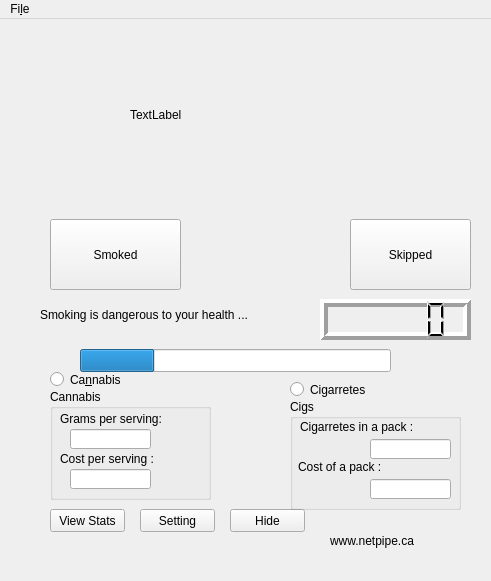
This is mainwindow.ui in netpipe/QSatisfy as Qt 5 draws it before an edit. The edited form follows.
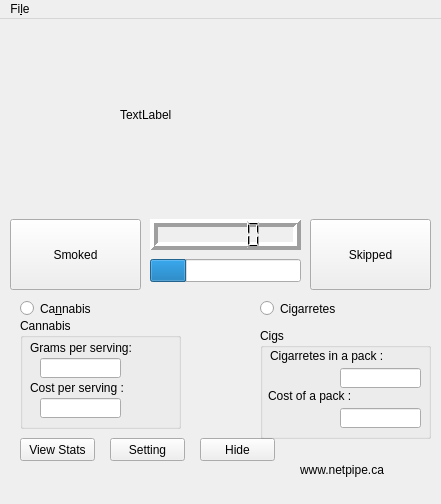
This is the edited form.

What changed in the file:
```diff
--- a/mainwindow.ui
+++ b/mainwindow.ui
@@ -6,8 +6,8 @@
    <rect>
     <x>0</x>
     <y>0</y>
-    <width>491</width>
-    <height>581</height>
+    <width>441</width>
+    <height>504</height>
    </rect>
   </property>
   <property name="windowTitle">
@@ -17,8 +17,8 @@
    <widget class="QPushButton" name="btnHide">
     <property name="geometry">
      <rect>
-      <x>230</x>
-      <y>490</y>
+      <x>200</x>
+      <y>419</y>
       <width>75</width>
       <height>23</height>
      </rect>
@@ -27,23 +27,10 @@
      <string>Hide</string>
     </property>
    </widget>
-   <widget class="QLabel" name="lblCaution">
-    <property name="geometry">
-     <rect>
-      <x>40</x>
-      <y>280</y>
-      <width>281</width>
-      <height>31</height>
-     </rect>
-    </property>
-    <property name="text">
-     <string>Smoking is dangerous to your health ...</string>
-    </property>
-   </widget>
    <widget class="QPushButton" name="btnSmoked">
     <property name="geometry">
      <rect>
-      <x>50</x>
+      <x>10</x>
       <y>200</y>
       <width>131</width>
       <height>71</height>
@@ -56,9 +43,9 @@
    <widget class="QProgressBar" name="timeCountProgress">
     <property name="geometry">
      <rect>
-      <x>80</x>
-      <y>330</y>
-      <width>311</width>
+      <x>150</x>
+      <y>240</y>
+      <width>151</width>
       <height>23</height>
      </rect>
     </property>
@@ -72,7 +59,7 @@
    <widget class="QPushButton" name="btnSkipped">
     <property name="geometry">
      <rect>
-      <x>350</x>
+      <x>310</x>
       <y>200</y>
       <width>121</width>
       <height>71</height>
@@ -85,8 +72,8 @@
    <widget class="QLabel" name="label_2">
     <property name="geometry">
      <rect>
-      <x>330</x>
-      <y>501</y>
+      <x>300</x>
+      <y>430</y>
       <width>121</width>
       <height>41</height>
      </rect>
@@ -98,8 +85,8 @@
    <widget class="QGroupBox" name="settingCanGroup">
     <property name="geometry">
      <rect>
-      <x>50</x>
-      <y>370</y>
+      <x>20</x>
+      <y>299</y>
       <width>161</width>
       <height>111</height>
      </rect>
@@ -157,9 +144,9 @@
    <widget class="QLabel" name="label">
     <property name="geometry">
      <rect>
-      <x>130</x>
+      <x>120</x>
       <y>0</y>
-      <width>251</width>
+      <width>211</width>
       <height>191</height>
      </rect>
     </property>
@@ -170,8 +157,8 @@
    <widget class="QGroupBox" name="settingCigGroup">
     <property name="geometry">
      <rect>
-      <x>290</x>
-      <y>380</y>
+      <x>260</x>
+      <y>309</y>
       <width>171</width>
       <height>111</height>
      </rect>
@@ -229,8 +216,8 @@
    <widget class="QPushButton" name="btnViewSetting">
     <property name="geometry">
      <rect>
-      <x>140</x>
-      <y>490</y>
+      <x>110</x>
+      <y>419</y>
       <width>75</width>
       <height>23</height>
      </rect>
@@ -242,8 +229,8 @@
    <widget class="QPushButton" name="btnViewStats">
     <property name="geometry">
      <rect>
-      <x>50</x>
-      <y>490</y>
+      <x>20</x>
+      <y>419</y>
       <width>75</width>
       <height>23</height>
      </rect>
@@ -255,8 +242,8 @@
    <widget class="QRadioButton" name="radioCannabis">
     <property name="geometry">
      <rect>
-      <x>50</x>
-      <y>350</y>
+      <x>20</x>
+      <y>279</y>
       <width>121</width>
       <height>21</height>
      </rect>
@@ -268,10 +255,10 @@
    <widget class="QLCDNumber" name="timeLcd">
     <property name="geometry">
      <rect>
-      <x>320</x>
-      <y>280</y>
+      <x>150</x>
+      <y>200</y>
       <width>151</width>
-      <height>41</height>
+      <height>31</height>
      </rect>
     </property>
     <property name="lineWidth">
@@ -281,8 +268,8 @@
    <widget class="QRadioButton" name="radioCigarrete">
     <property name="geometry">
      <rect>
-      <x>290</x>
-      <y>360</y>
+      <x>260</x>
+      <y>279</y>
       <width>101</width>
       <height>21</height>
      </rect>
@@ -297,7 +284,7 @@
     <rect>
      <x>0</x>
      <y>0</y>
-     <width>491</width>
+     <width>441</width>
      <height>28</height>
     </rect>
    </property>
```
